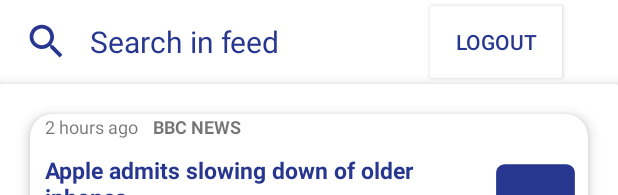
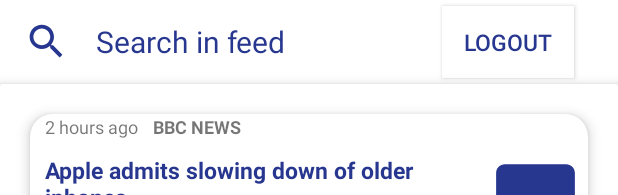
Before and after one commit to Akashreddy1980/AssignmentQIT, an Android app: the layout activity_main2.xml on its own in the app's theme, with its tools: preview values and no code run, on a phone screen of 412 x 824 dp. Shown: the top 195 px of the screen. Run offline under Robolectric (Android 15) with nearby library versions, the phone set to English and light mode, and no system bars.

Commit message:
second commit

```diff
--- a/app/src/main/java/com/aimsmart/app/assignmentqit/RecyclerAdapter.java
+++ b/app/src/main/java/com/aimsmart/app/assignmentqit/RecyclerAdapter.java
@@ -12,6 +12,7 @@ import androidx.annotation.NonNull;
 import androidx.recyclerview.widget.RecyclerView;
 
 import com.bumptech.glide.Glide;
+import com.google.android.gms.common.data.DataHolder;
 
 import java.util.List;
 
@@ -45,6 +46,11 @@ public class RecyclerAdapter extends RecyclerView.Adapter<RecyclerAdapter.Recycl
     public int getItemCount() {
         return mData.size();
     }
+
+    public void updateList(List<data> temp) {
+        this.mData = temp;
+    }
+
     public class RecyclerviewHolder extends RecyclerView.ViewHolder{
         TextView time,sourse,title,description;
         ImageView imageView;
--- a/app/src/main/res/layout/activity_main2.xml
+++ b/app/src/main/res/layout/activity_main2.xml
@@ -20,12 +20,14 @@
             android:layout_width="wrap_content"
             android:layout_height="wrap_content"
             android:src="@drawable/ic_baseline_search_24"/>
-        <TextView
+        <EditText
             android:layout_width="wrap_content"
             android:layout_height="wrap_content"
             android:textSize="20sp"
-            android:text="@string/search_in_feed"
+            android:id="@+id/searchid"
+            android:hint="@string/search_in_feed"
             android:layout_marginStart="30dp"
+            android:textColorHint="@color/colorfeed"
             android:layout_marginEnd="100dp"
             android:textColor="@color/colorfeed"/>
         <Button
@@ -33,6 +35,7 @@
             android:layout_height="wrap_content"
             android:background="@color/colorAccent"
             android:text="@string/logout"
+            android:textSize="15sp"
             android:id="@+id/logout"
             android:textColor="@color/colorfeed"/>
     </androidx.appcompat.widget.Toolbar>
```
Also changed, not shown: app/src/main/java/com/aimsmart/app/assignmentqit/MainActivity2.java (+35 -1 lines).
